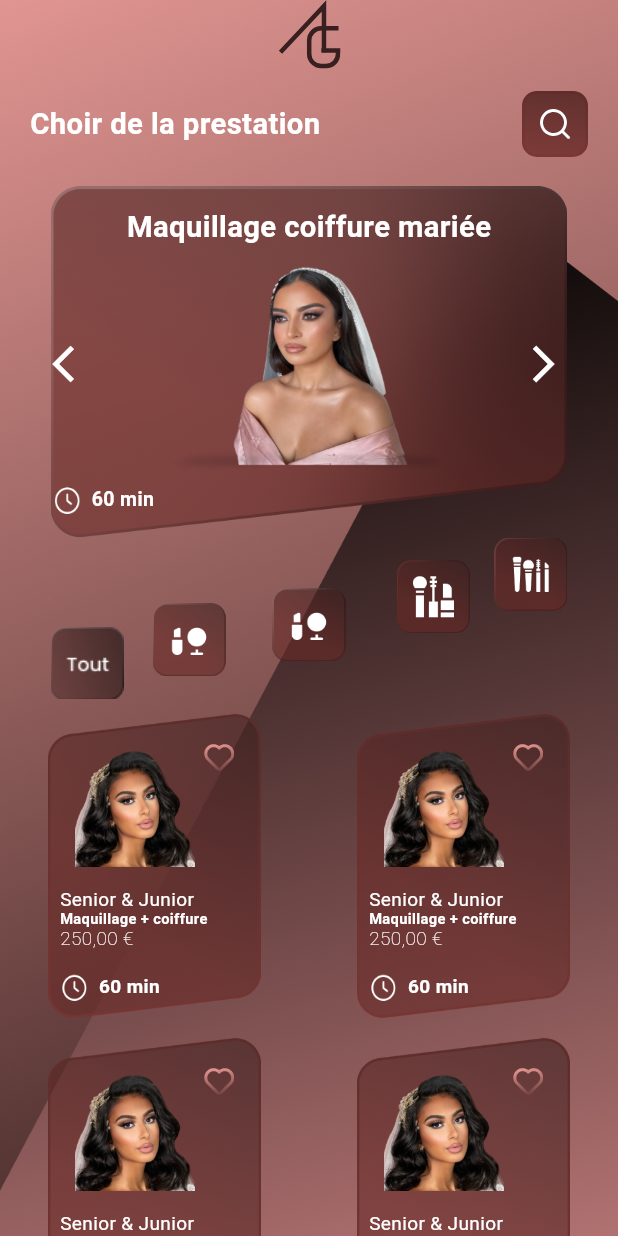
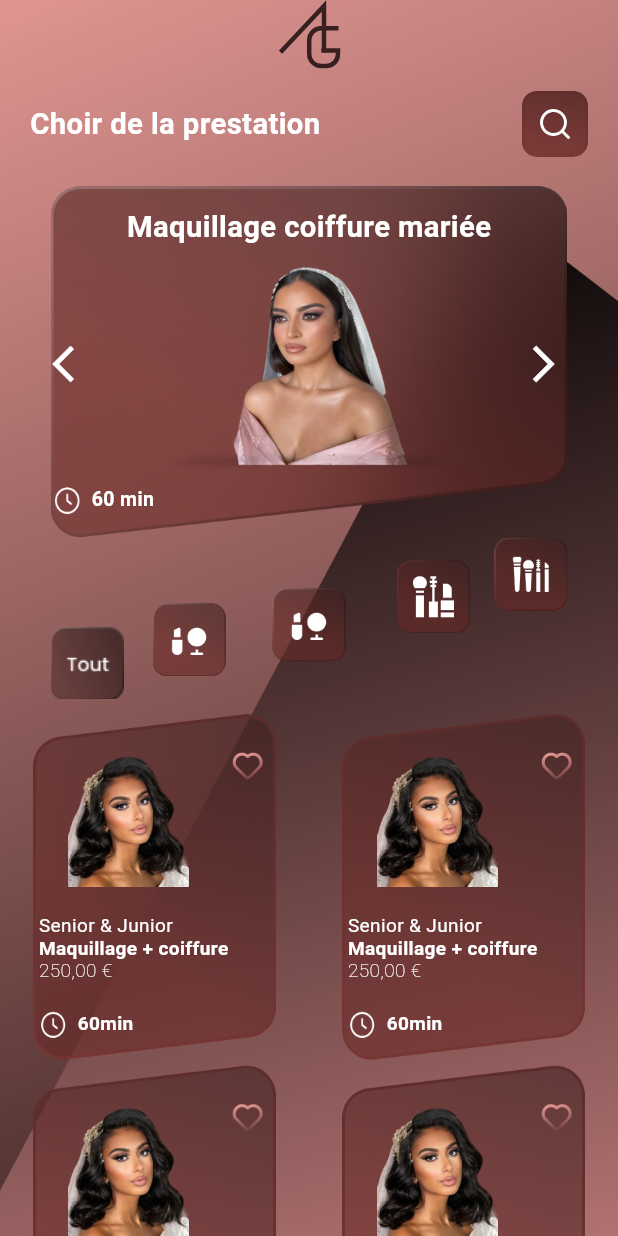
Before and after one commit to MUHAMMMADJUNAID1/dashboard_view, a Flutter app: the screen it shows after launch, on a phone screen of 412 x 824 dp. Run offline on Flutter 3.47's test engine with Material 3 defaults, Android fonts, the phone set to English and light mode, and no system bars; our stand-ins replace carousel_slider, device_preview, dots_indicator, flutter_screenutil, flutter_svg.

Commit message:
adding row

```diff
--- /dev/null
+++ b/lib/Common/bottomContainer.dart
@@ -0,0 +1,103 @@
+import 'package:flutter/material.dart';
+import 'package:flutter_screenutil/flutter_screenutil.dart';
+import 'package:flutter_svg/svg.dart';
+class BottomContainer extends StatelessWidget {
+  const BottomContainer({super.key});
+
+  @override
+  Widget build(BuildContext context) {
+          return Container(
+      width: 165.w,
+      height: 240.h,
+      decoration: const BoxDecoration(
+        image: DecorationImage(
+          image: AssetImage('assets/img/bottomCard.png', ),
+
+        ),
+      ),
+      child: Padding(
+        padding: const EdgeInsets.only(left: 10, right: 0),
+        child:
+            Column(
+              crossAxisAlignment: CrossAxisAlignment.start,
+              mainAxisAlignment: MainAxisAlignment.spaceEvenly,
+              children: [
+                SizedBox(
+                  height: 100.h, width: 165.w,
+                  child: Stack(
+                    children: [
+                      Positioned(
+                        top: 10,
+                        left: 0,
+                        child: Image.asset(
+                          'assets/img/g1.png',
+                          width: 120,
+                          height: 90,
+                        ),
+                      ),
+                      Positioned(
+                        right: 13,
+                        top: 5,
+                        child: SvgPicture.asset(
+                          'assets/img/redheart.svg',
+                        ),
+                      ),
+
+                    ],
+                  ),
+                ),
+             Column(
+               crossAxisAlignment: CrossAxisAlignment.start,
+               children: [
+                 Text(
+                   'Senior & Junior',
+                   style: TextStyle(
+                     fontSize: 13.sp,
+                     fontWeight: FontWeight.normal,
+                     color: Colors.white,
+                   ),
+                 ),
+                 Text(
+                   'Maquillage + coiffure',
+                   style: TextStyle(
+                     fontSize: 13.sp,
+                     fontWeight: FontWeight.bold,
+                     color: Colors.white,
+                   ),
+                 ),
+                 Text(
+                   '250,00 €',
+                   style: TextStyle(
+                     fontSize: 13.sp,
+                     fontWeight: FontWeight.w200,
+                     color: Colors.white,
+                   ),
+                 ),
+
+               ],
+             ),
+                Row(
+                  mainAxisAlignment: MainAxisAlignment.start,
+                  children: [
+                    Image.asset(
+                      'assets/img/time.png',
+                      color: Colors.white,
+                      height: 20.h,
+                    ),
+                    SizedBox(
+                      width: 5.w,
+                    ),
+                    Text('60min',
+                        style: TextStyle(
+                            fontSize: 13.sp,
+                            fontWeight: FontWeight.w600,
+                            color: Colors.white)),
+                  ],
+                ),
+              ],
+            ),
+        ),
+      );
+
+  }
+}
--- a/lib/View/DashBoard/home.dart
+++ b/lib/View/DashBoard/home.dart
@@ -5,6 +5,8 @@ import 'package:flutter/material.dart';
 import 'package:flutter/widgets.dart';
 import 'package:flutter_screenutil/flutter_screenutil.dart';
 import 'package:flutter_svg/flutter_svg.dart';
+
+import '../../Common/bottomContainer.dart';
 
 class HomeView extends StatefulWidget {
    const HomeView({super.key});
@@ -187,115 +189,129 @@ class _HomeViewState extends State<HomeView> {
                   ),
                 ),
                 SizedBox(height: 10.h,),
-
-                GridView.builder(gridDelegate: const SliverGridDelegateWithFixedCrossAxisCount(
-                    crossAxisCount: 2,
-                  mainAxisSpacing: 10.0,
-                                    // Spacing between rows
-                              crossAxisSpacing: 0.0,
-                ),
-                            padding: const EdgeInsets.all(0),
-                physics: const NeverScrollableScrollPhysics(),
-                  itemCount: gridImage.length,
-                  shrinkWrap: true,
-
-                  itemBuilder: (context, index) {
-                    return Container(
-                  width: 200.w,
-                  height: 240.h,
-                  decoration: const BoxDecoration(
-                    image: DecorationImage(
-                      image: AssetImage('assets/img/bottomCard.png', ),
-
-                    ),
-                  ),
-                  child: Padding(
-                    padding: const EdgeInsets.only(left: 40),
-                    child:
-                        Column(
+const Row(
+  mainAxisAlignment:MainAxisAlignment.spaceAround,
   crossAxisAlignment: CrossAxisAlignment.start,
-                          mainAxisAlignment: MainAxisAlignment.spaceEvenly,
   children: [
-                            SizedBox(
-                              height: 90.h, width: 110.w,
-                              child: Stack(
-                                children: [
-                                  Positioned(
-                                    top: 10,
-                                    left: 5,
-                                    child: Image.asset(
-                                      'assets/img/g1.png',
-                                      width: 90,
-                                      height: 90,
-                                    ),
-                                  ),
-                                  Positioned(
-                                    right: -2,
-                                    top: 3,
-                                    child: SvgPicture.asset(
-                                      'assets/img/redheart.svg',
-                                    ),
-                                  ),
-
+    BottomContainer(),
+    BottomContainer(),
   ],
 ),
-                            ),
-                         Column(
-                           crossAxisAlignment: CrossAxisAlignment.start,
+               const  Row(
+                  mainAxisAlignment:MainAxisAlignment.spaceAround,
                   children: [
-                             Text(
-                               'Senior & Junior',
-                               style: TextStyle(
-                                 fontSize: 13.sp,
-                                 fontWeight: FontWeight.normal,
-                                 color: Colors.white,
-                               ),
-                             ),
-                             Text(
-                               'Maquillage + coiffure',
-                               style: TextStyle(
-                                 fontSize: 10.sp,
-                                 fontWeight: FontWeight.bold,
-                                 color: Colors.white,
-                               ),
-                             ),
-                             Text(
-                               '250,00 €',
-                               style: TextStyle(
-                                 fontSize: 13.sp,
-                                 fontWeight: FontWeight.w200,
-                                 color: Colors.white,
-                               ),
-                             ),
-
+                    BottomContainer(),
+                    BottomContainer(),
                   ],
-                         ),
-                            Row(
-                              mainAxisAlignment: MainAxisAlignment.start,
-                              children: [
-                                Image.asset(
-                                  'assets/img/time.png',
-                                  color: Colors.white,
-                                  height: 20.h,
-                                ),
-                                SizedBox(
-                                  width: 5.w,
-                                ),
-                                Text('60 min',
-                                    style: TextStyle(
-                                        fontSize: 13.sp,
-                                        fontWeight: FontWeight.w600,
-                                        color: Colors.white)),
-                              ],
-                            ),
-
-                          ],
-                        ),
-
-                    ),
-                  );
-                  },
-                ),
+                )
+                // GridView.builder(gridDelegate: const SliverGridDelegateWithFixedCrossAxisCount(
+                //     crossAxisCount: 2,
+                //   mainAxisSpacing: 10.0,
+                //                     // Spacing between rows
+                //               crossAxisSpacing: 0.0,
+                // ),
+                //             padding: const EdgeInsets.all(0),
+                // physics: const NeverScrollableScrollPhysics(),
+                //   itemCount: gridImage.length,
+                //   shrinkWrap: true,
+                //
+                //   itemBuilder: (context, index) {
+                //     return Container(
+                //   width: 165.w,
+                //   height: 240.h,
+                //   decoration: const BoxDecoration(
+                //     image: DecorationImage(
+                //       image: AssetImage('assets/img/bottomCard.png', ),
+                //
+                //     ),
+                //   ),
+                //   child: Padding(
+                //     padding: const EdgeInsets.only(left: 40),
+                //     child:
+                //         Column(
+                //           crossAxisAlignment: CrossAxisAlignment.start,
+                //           mainAxisAlignment: MainAxisAlignment.spaceEvenly,
+                //           children: [
+                //             SizedBox(
+                //               height: 90.h, width: 110.w,
+                //               child: Stack(
+                //                 children: [
+                //                   Positioned(
+                //                     top: 10,
+                //                     left: 5,
+                //                     child: Image.asset(
+                //                       'assets/img/g1.png',
+                //                       width: 90,
+                //                       height: 90,
+                //                     ),
+                //                   ),
+                //                   Positioned(
+                //                     right: -2,
+                //                     top: 3,
+                //                     child: SvgPicture.asset(
+                //                       'assets/img/redheart.svg',
+                //                     ),
+                //                   ),
+                //
+                //                 ],
+                //               ),
+                //             ),
+                //          Column(
+                //            crossAxisAlignment: CrossAxisAlignment.start,
+                //            children: [
+                //              Text(
+                //                'Senior & Junior',
+                //                style: TextStyle(
+                //                  fontSize: 13.sp,
+                //                  fontWeight: FontWeight.normal,
+                //                  color: Colors.white,
+                //                ),
+                //              ),
+                //              Text(
+                //                'Maquillage + coiffure',
+                //                style: TextStyle(
+                //                  fontSize: 10.sp,
+                //                  fontWeight: FontWeight.bold,
+                //                  color: Colors.white,
+                //                ),
+                //              ),
+                //              Text(
+                //                '250,00 €',
+                //                style: TextStyle(
+                //                  fontSize: 13.sp,
+                //                  fontWeight: FontWeight.w200,
+                //                  color: Colors.white,
+                //                ),
+                //              ),
+                //
+                //            ],
+                //          ),
+                //             Row(
+                //               mainAxisAlignment: MainAxisAlignment.start,
+                //               children: [
+                //                 Image.asset(
+                //                   'assets/img/time.png',
+                //                   color: Colors.white,
+                //                   height: 20.h,
+                //                 ),
+                //                 SizedBox(
+                //                   width: 5.w,
+                //                 ),
+                //                 Text('60 min',
+                //                     style: TextStyle(
+                //                         fontSize: 13.sp,
+                //                         fontWeight: FontWeight.w600,
+                //                         color: Colors.white)),
+                //               ],
+                //             ),
+                //
+                //           ],
+                //         ),
+                //
+                //     ),
+                //   );
+                //   },
+                // ),
 
 
                 ]
--- a/lib/main.dart
+++ b/lib/main.dart
@@ -5,10 +5,11 @@ import 'package:flutter_screenutil/flutter_screenutil.dart';
 import 'package:flutter/foundation.dart';
 
 void main() => runApp(
-      DevicePreview(
-        enabled: !kReleaseMode,
-       builder: (context) => const MyApp(), // Wrap your app
-      ),
+      //DevicePreview(
+       // enabled: !kReleaseMode,
+     //  builder: (context) =>
+       const MyApp(), // Wrap your app
+     // ),
     );
 
 class MyApp extends StatelessWidget {
```
Lines whose indentation alone changed are shown as unchanged.
